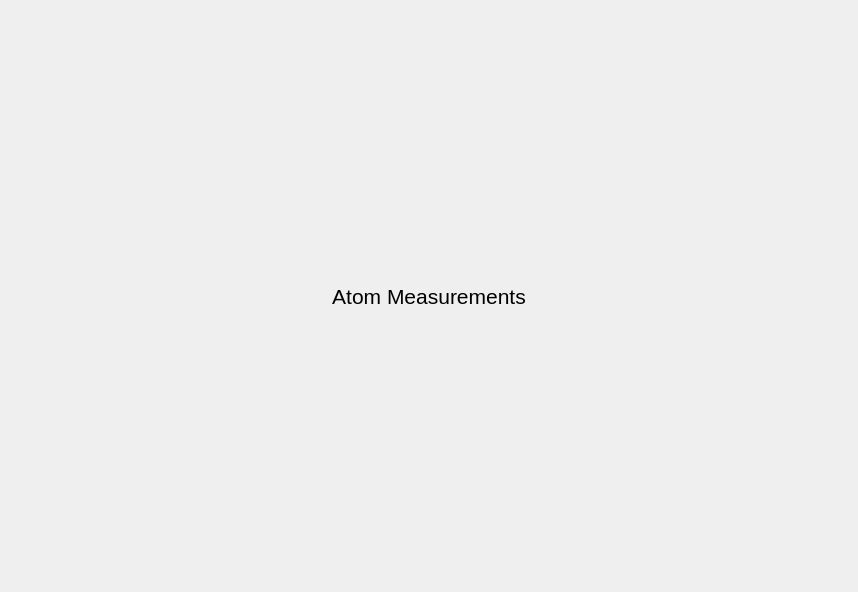
Above: gui/uis/pages/main_pages.ui from almogze/PSI before the change. Below: the same form after it.
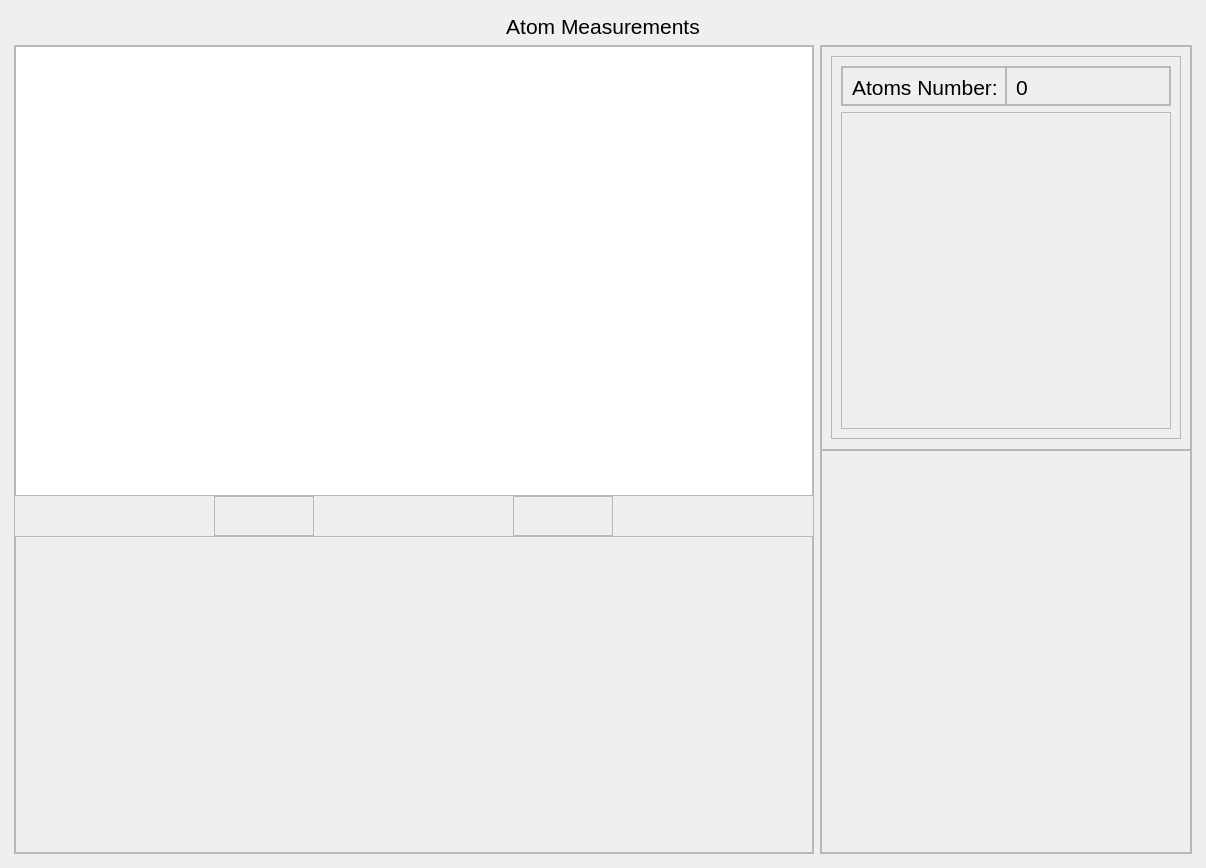
That is the form after the change. The open tabs and pages were chosen to show the change. Custom widgets are drawn as their Qt base class.

What changed in the file:
```diff
--- a/gui/uis/pages/main_pages.ui
+++ b/gui/uis/pages/main_pages.ui
@@ -6,8 +6,8 @@
    <rect>
     <x>0</x>
     <y>0</y>
-    <width>858</width>
-    <height>592</height>
+    <width>1206</width>
+    <height>868</height>
    </rect>
   </property>
   <property name="windowTitle">
@@ -172,66 +172,6 @@
          <property name="verticalScrollBarPolicy">
           <enum>Qt::ScrollBarAlwaysOff</enum>
          </property>
-         <property name="horizontalScrollBarPolicy">
-          <enum>Qt::ScrollBarAlwaysOff</enum>
-         </property>
-         <property name="widgetResizable">
-          <bool>true</bool>
-         </property>
-         <widget class="QWidget" name="contents">
-          <property name="geometry">
-           <rect>
-            <x>0</x>
-            <y>0</y>
-            <width>838</width>
-            <height>572</height>
-           </rect>
-          </property>
-          <property name="styleSheet">
-           <string notr="true">background: transparent;</string>
-          </property>
-          <layout class="QVBoxLayout" name="verticalLayout">
-           <property name="spacing">
-            <number>15</number>
-           </property>
-           <property name="leftMargin">
-            <number>5</number>
-           </property>
-           <property name="topMargin">
-            <number>5</number>
-           </property>
-           <property name="rightMargin">
-            <number>5</number>
-           </property>
-           <property name="bottomMargin">
-            <number>5</number>
-           </property>
-           <item>
-            <widget class="QLabel" name="title_label">
-             <property name="maximumSize">
-              <size>
-               <width>16777215</width>
-               <height>40</height>
-              </size>
-             </property>
-             <property name="font">
-              <font>
-               <pointsize>16</pointsize>
-              </font>
-             </property>
-             <property name="styleSheet">
-              <string notr="true">font-size: 16pt</string>
-             </property>
-             <property name="text">
-              <string>Fringes Measurements</string>
-             </property>
-             <property name="alignment">
-              <set>Qt::AlignCenter</set>
-             </property>
-            </widget>
-           </item>
-          </layout>
-         </widget>
         </widget>
        </item>
       </layout>
@@ -245,6 +185,12 @@
       <layout class="QVBoxLayout" name="page_3_layout">
        <item>
         <widget class="QLabel" name="atom_page_label">
+         <property name="maximumSize">
+          <size>
+           <width>16777215</width>
+           <height>40</height>
+          </size>
+         </property>
          <property name="font">
           <font>
            <pointsize>16</pointsize>
@@ -258,6 +204,397 @@
          </property>
         </widget>
        </item>
+       <item>
+        <widget class="QFrame" name="frame_atom_main">
+         <property name="frameShape">
+          <enum>QFrame::NoFrame</enum>
+         </property>
+         <property name="frameShadow">
+          <enum>QFrame::Raised</enum>
+         </property>
+         <layout class="QHBoxLayout" name="horizontalLayout">
+          <property name="leftMargin">
+           <number>0</number>
+          </property>
+          <property name="topMargin">
+           <number>0</number>
+          </property>
+          <property name="rightMargin">
+           <number>0</number>
+          </property>
+          <property name="bottomMargin">
+           <number>0</number>
+          </property>
+          <item>
+           <widget class="QFrame" name="frame_atom_1">
+            <property name="maximumSize">
+             <size>
+              <width>800</width>
+              <height>16777215</height>
+             </size>
+            </property>
+            <property name="frameShape">
+             <enum>QFrame::StyledPanel</enum>
+            </property>
+            <property name="frameShadow">
+             <enum>QFrame::Raised</enum>
+            </property>
+            <layout class="QVBoxLayout" name="no_frame">
+             <property name="spacing">
+              <number>0</number>
+             </property>
+             <property name="leftMargin">
+              <number>0</number>
+             </property>
+             <property name="topMargin">
+              <number>0</number>
+             </property>
+             <property name="rightMargin">
+              <number>0</number>
+             </property>
+             <property name="bottomMargin">
+              <number>0</number>
+             </property>
+             <item>
+              <widget class="QFrame" name="frame_atom_graph">
+               <property name="maximumSize">
+                <size>
+                 <width>800</width>
+                 <height>450</height>
+                </size>
+               </property>
+               <property name="frameShape">
+                <enum>QFrame::NoFrame</enum>
+               </property>
+               <property name="frameShadow">
+                <enum>QFrame::Raised</enum>
+               </property>
+               <layout class="QVBoxLayout" name="verticalLayout">
+                <property name="spacing">
+                 <number>0</number>
+                </property>
+                <property name="leftMargin">
+                 <number>0</number>
+                </property>
+                <property name="topMargin">
+                 <number>0</number>
+                </property>
+                <property name="rightMargin">
+                 <number>0</number>
+                </property>
+                <property name="bottomMargin">
+                 <number>0</number>
+                </property>
+                <item>
+                 <widget class="ImageView" name="ImageView_Atom"/>
+                </item>
+               </layout>
+              </widget>
+             </item>
+             <item>
+              <widget class="QFrame" name="frame_atom_analysis">
+               <property name="frameShape">
+                <enum>QFrame::NoFrame</enum>
+               </property>
+               <property name="frameShadow">
+                <enum>QFrame::Raised</enum>
+               </property>
+               <layout class="QVBoxLayout">
+                <property name="spacing">
+                 <number>0</number>
+                </property>
+                <property name="leftMargin">
+                 <number>0</number>
+                </property>
+                <property name="topMargin">
+                 <number>0</number>
+                </property>
+                <property name="rightMargin">
+                 <number>0</number>
+                </property>
+                <property name="bottomMargin">
+                 <number>0</number>
+                </property>
+                <item>
+                 <widget class="QFrame" name="frame_atom_graph_btns">
+                  <property name="maximumSize">
+                   <size>
+                    <width>16777215</width>
+                    <height>40</height>
+                   </size>
+                  </property>
+                  <property name="frameShape">
+                   <enum>QFrame::NoFrame</enum>
+                  </property>
+                  <property name="frameShadow">
+                   <enum>QFrame::Raised</enum>
+                  </property>
+                  <layout class="QHBoxLayout" name="horizontalLayout_3">
+                   <property name="spacing">
+                    <number>0</number>
+                   </property>
+                   <property name="leftMargin">
+                    <number>0</number>
+                   </property>
+                   <property name="topMargin">
+                    <number>0</number>
+                   </property>
+                   <property name="rightMargin">
+                    <number>0</number>
+                   </property>
+                   <property name="bottomMargin">
+                    <number>0</number>
+                   </property>
+                   <item>
+                    <widget class="QFrame" name="frame_atom_graph_btn_gen">
+                     <property name="maximumSize">
+                      <size>
+                       <width>100</width>
+                       <height>16777215</height>
+                      </size>
+                     </property>
+                     <property name="frameShape">
+                      <enum>QFrame::StyledPanel</enum>
+                     </property>
+                     <property name="frameShadow">
+                      <enum>QFrame::Raised</enum>
+                     </property>
+                     <layout class="QHBoxLayout" name="btn_atom_graph_gen_layout">
+                      <property name="spacing">
+                       <number>0</number>
+                      </property>
+                      <property name="leftMargin">
+                       <number>0</number>
+                      </property>
+                      <property name="topMargin">
+                       <number>0</number>
+                      </property>
+                      <property name="rightMargin">
+                       <number>0</number>
+                      </property>
+                      <property name="bottomMargin">
+                       <number>0</number>
+                      </property>
+                     </layout>
+                    </widget>
+                   </item>
+                   <item>
+                    <widget class="QFrame" name="frame_4">
+                     <property name="maximumSize">
+                      <size>
+                       <width>100</width>
+                       <height>16777215</height>
+                      </size>
+                     </property>
+                     <property name="frameShape">
+                      <enum>QFrame::StyledPanel</enum>
+                     </property>
+                     <property name="frameShadow">
+                      <enum>QFrame::Raised</enum>
+                     </property>
+                     <layout class="QVBoxLayout" name="btn_atom_clear_layout">
+                      <property name="spacing">
+                       <number>0</number>
+                      </property>
+                      <property name="leftMargin">
+                       <number>0</number>
+                      </property>
+                      <property name="topMargin">
+                       <number>0</number>
+                      </property>
+                      <property name="rightMargin">
+                       <number>0</number>
+                      </property>
+                      <property name="bottomMargin">
+                       <number>0</number>
+                      </property>
+                     </layout>
+                    </widget>
+                   </item>
+                  </layout>
+                 </widget>
+                </item>
+                <item>
+                 <widget class="QFrame" name="frame_2">
+                  <property name="frameShape">
+                   <enum>QFrame::StyledPanel</enum>
+                  </property>
+                  <property name="frameShadow">
+                   <enum>QFrame::Raised</enum>
+                  </property>
+                 </widget>
+                </item>
+               </layout>
+              </widget>
+             </item>
+            </layout>
+           </widget>
+          </item>
+          <item>
+           <widget class="QFrame" name="frame_atom_2">
+            <property name="frameShape">
+             <enum>QFrame::StyledPanel</enum>
+            </property>
+            <property name="frameShadow">
+             <enum>QFrame::Raised</enum>
+            </property>
+            <layout class="QVBoxLayout" name="verticalLayout_3">
+             <property name="spacing">
+              <number>0</number>
+             </property>
+             <property name="leftMargin">
+              <number>0</number>
+             </property>
+             <property name="topMargin">
+              <number>0</number>
+             </property>
+             <property name="rightMargin">
+              <number>0</number>
+             </property>
+             <property name="bottomMargin">
+              <number>0</number>
+             </property>
+             <item>
+              <widget class="QFrame" name="frame_atom_results">
+               <property name="frameShape">
+                <enum>QFrame::StyledPanel</enum>
+               </property>
+               <property name="frameShadow">
+                <enum>QFrame::Raised</enum>
+               </property>
+               <layout class="QVBoxLayout" name="verticalLayout_4">
+                <item>
+                 <widget class="QFrame" name="frame_atom_results_fix">
+                  <property name="minimumSize">
+                   <size>
+                    <width>350</width>
+                    <height>383</height>
+                   </size>
+                  </property>
+                  <property name="maximumSize">
+                   <size>
+                    <width>350</width>
+                    <height>383</height>
+                   </size>
+                  </property>
+                  <property name="frameShape">
+                   <enum>QFrame::StyledPanel</enum>
+                  </property>
+                  <property name="frameShadow">
+                   <enum>QFrame::Raised</enum>
+                  </property>
+                  <layout class="QVBoxLayout" name="verticalLayout_5">
+                   <item>
+                    <widget class="QFrame" name="frame_3">
+                     <property name="maximumSize">
+                      <size>
+                       <width>16777215</width>
+                       <height>40</height>
+                      </size>
+                     </property>
+                     <property name="frameShape">
+                      <enum>QFrame::StyledPanel</enum>
+                     </property>
+                     <property name="frameShadow">
+                      <enum>QFrame::Raised</enum>
+                     </property>
+                     <layout class="QHBoxLayout" name="horizontalLayout_4">
+                      <property name="spacing">
+                       <number>0</number>
+                      </property>
+                      <property name="leftMargin">
+                       <number>0</number>
+                      </property>
+                      <property name="topMargin">
+                       <number>0</number>
+                      </property>
+                      <property name="rightMargin">
+                       <number>0</number>
+                      </property>
+                      <property name="bottomMargin">
+                       <number>0</number>
+                      </property>
+                      <item>
+                       <widget class="QFrame" name="frame_5">
+                        <property name="frameShape">
+                         <enum>QFrame::StyledPanel</enum>
+                        </property>
+                        <property name="frameShadow">
+                         <enum>QFrame::Raised</enum>
+                        </property>
+                        <widget class="QLabel" name="label_2">
+                         <property name="geometry">
+                          <rect>
+                           <x>10</x>
+                           <y>10</y>
+                           <width>151</width>
+                           <height>21</height>
+                          </rect>
+                         </property>
+                         <property name="text">
+                          <string>Atoms Number:</string>
+                         </property>
+                        </widget>
+                       </widget>
+                      </item>
+                      <item>
+                       <widget class="QFrame" name="frame_6">
+                        <property name="frameShape">
+                         <enum>QFrame::StyledPanel</enum>
+                        </property>
+                        <property name="frameShadow">
+                         <enum>QFrame::Raised</enum>
+                        </property>
+                        <widget class="QLabel" name="label_atom_number">
+                         <property name="geometry">
+                          <rect>
+                           <x>10</x>
+                           <y>10</y>
+                           <width>101</width>
+                           <height>21</height>
+                          </rect>
+                         </property>
+                         <property name="text">
+                          <string>0</string>
+                         </property>
+                        </widget>
+                       </widget>
+                      </item>
+                     </layout>
+                    </widget>
+                   </item>
+                   <item>
+                    <widget class="QFrame" name="frame">
+                     <property name="frameShape">
+                      <enum>QFrame::StyledPanel</enum>
+                     </property>
+                     <property name="frameShadow">
+                      <enum>QFrame::Raised</enum>
+                     </property>
+                    </widget>
+                   </item>
+                  </layout>
+                 </widget>
+                </item>
+               </layout>
+              </widget>
+             </item>
+             <item>
+              <widget class="QFrame" name="frame_atom_spear">
+               <property name="frameShape">
+                <enum>QFrame::StyledPanel</enum>
+               </property>
+               <property name="frameShadow">
+                <enum>QFrame::Raised</enum>
+               </property>
+              </widget>
+             </item>
+            </layout>
+           </widget>
+          </item>
+         </layout>
+        </widget>
+       </item>
       </layout>
      </widget>
      <widget class="QWidget" name="page_analysis">
@@ -292,6 +629,13 @@
    </item>
   </layout>
  </widget>
+ <customwidgets>
+  <customwidget>
+   <class>ImageView</class>
+   <extends>QGraphicsView</extends>
+   <header location="global">pyqtgraph</header>
+  </customwidget>
+ </customwidgets>
  <resources/>
  <connections/>
 </ui>
```
Left out of the diff: 45 changed lines with no effect on the pictures.
